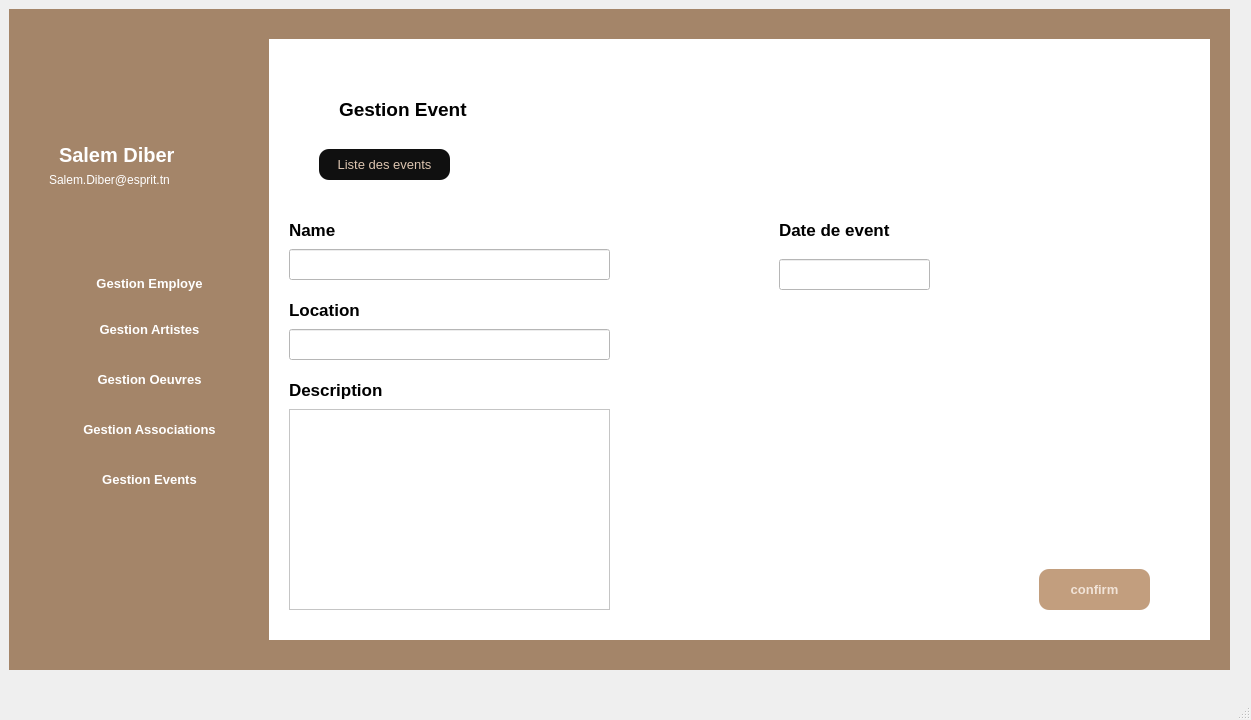
First picture: the form in mainwindow.ui, repository Projet-CPP-2A6/projetQT, before the edit.
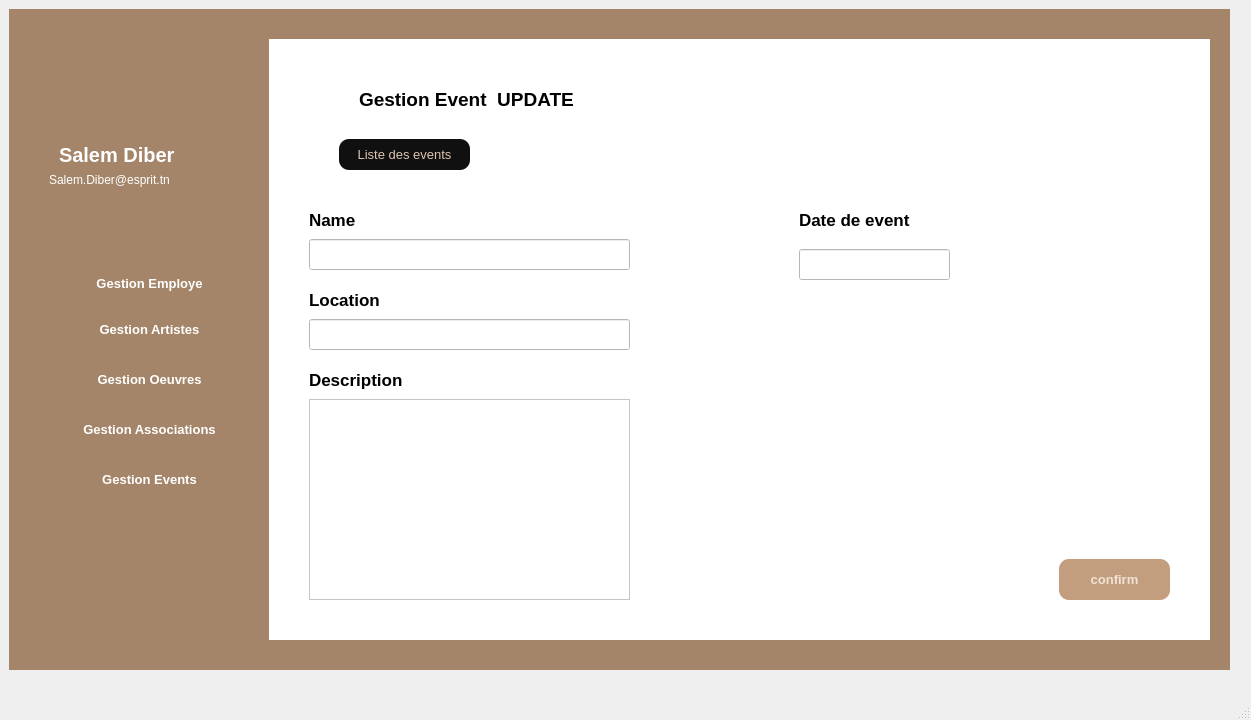
Second picture: the form after the edit. Icons and pictures are not drawn.

What changed in the file:
```diff
--- a/mainwindow.ui
+++ b/mainwindow.ui
@@ -259,7 +259,7 @@
       <string notr="true">background-color: rgb(255, 255, 255);</string>
      </property>
      <property name="currentIndex">
-      <number>1</number>
+      <number>2</number>
      </property>
      <widget class="QWidget" name="page">
       <widget class="QLabel" name="label_gestioneventt">
@@ -838,6 +838,216 @@
        </property>
       </widget>
      </widget>
+     <widget class="QWidget" name="page_2">
+      <widget class="QLineEdit" name="lename_2">
+       <property name="geometry">
+        <rect>
+         <x>40</x>
+         <y>200</y>
+         <width>321</width>
+         <height>31</height>
+        </rect>
+       </property>
+      </widget>
+      <widget class="QLineEdit" name="ledate_2">
+       <property name="geometry">
+        <rect>
+         <x>530</x>
+         <y>210</y>
+         <width>151</width>
+         <height>31</height>
+        </rect>
+       </property>
+      </widget>
+      <widget class="QLabel" name="label_name_2">
+       <property name="geometry">
+        <rect>
+         <x>40</x>
+         <y>170</y>
+         <width>71</width>
+         <height>21</height>
+        </rect>
+       </property>
+       <property name="font">
+        <font>
+         <pointsize>13</pointsize>
+         <weight>75</weight>
+         <bold>true</bold>
+        </font>
+       </property>
+       <property name="text">
+        <string>Name</string>
+       </property>
+      </widget>
+      <widget class="QLabel" name="label_date_2">
+       <property name="geometry">
+        <rect>
+         <x>530</x>
+         <y>170</y>
+         <width>171</width>
+         <height>21</height>
+        </rect>
+       </property>
+       <property name="font">
+        <font>
+         <pointsize>13</pointsize>
+         <weight>75</weight>
+         <bold>true</bold>
+        </font>
+       </property>
+       <property name="text">
+        <string>Date de event</string>
+       </property>
+      </widget>
+      <widget class="QPushButton" name="pbliste_2">
+       <property name="geometry">
+        <rect>
+         <x>70</x>
+         <y>100</y>
+         <width>131</width>
+         <height>31</height>
+        </rect>
+       </property>
+       <property name="font">
+        <font>
+         <pointsize>10</pointsize>
+        </font>
+       </property>
+       <property name="styleSheet">
+        <string notr="true">QPushButton
+{
+border-radius:10px;
+background-color:#101010;
+color:#DDC5B0;
+}
+QPushButton:pressed{
+padding-left:5px;
+padding-top:5px;
+background-color: #C29E7E;
+
+
+}</string>
+       </property>
+       <property name="text">
+        <string>Liste des events</string>
+       </property>
+      </widget>
+      <widget class="QLineEdit" name="lelocation_2">
+       <property name="geometry">
+        <rect>
+         <x>40</x>
+         <y>280</y>
+         <width>321</width>
+         <height>31</height>
+        </rect>
+       </property>
+      </widget>
+      <widget class="QLabel" name="label_gestionevent_2">
+       <property name="geometry">
+        <rect>
+         <x>90</x>
+         <y>40</y>
+         <width>291</width>
+         <height>41</height>
+        </rect>
+       </property>
+       <property name="font">
+        <font>
+         <pointsize>14</pointsize>
+         <weight>75</weight>
+         <bold>true</bold>
+        </font>
+       </property>
+       <property name="text">
+        <string>Gestion Event  UPDATE</string>
+       </property>
+      </widget>
+      <widget class="QTextEdit" name="ledesc_2">
+       <property name="geometry">
+        <rect>
+         <x>40</x>
+         <y>360</y>
+         <width>321</width>
+         <height>201</height>
+        </rect>
+       </property>
+      </widget>
+      <widget class="QLabel" name="label_location_2">
+       <property name="geometry">
+        <rect>
+         <x>40</x>
+         <y>250</y>
+         <width>71</width>
+         <height>21</height>
+        </rect>
+       </property>
+       <property name="font">
+        <font>
+         <pointsize>13</pointsize>
+         <weight>75</weight>
+         <bold>true</bold>
+        </font>
+       </property>
+       <property name="text">
+        <string>Location</string>
+       </property>
+      </widget>
+      <widget class="QPushButton" name="pbconfirm_2">
+       <property name="geometry">
+        <rect>
+         <x>790</x>
+         <y>520</y>
+         <width>111</width>
+         <height>41</height>
+        </rect>
+       </property>
+       <property name="font">
+        <font>
+         <pointsize>10</pointsize>
+         <weight>75</weight>
+         <bold>true</bold>
+        </font>
+       </property>
+       <property name="styleSheet">
+        <string notr="true">QPushButton
+{
+border-radius:10px;
+background-color:#C29E7E;
+color:#F1E3D7;
+}
+QPushButton:pressed{
+padding-left:5px;
+padding-top:5px;
+background-color: #C29E7E;
+
+
+}</string>
+       </property>
+       <property name="text">
+        <string>confirm</string>
+       </property>
+      </widget>
+      <widget class="QLabel" name="label_desc_2">
+       <property name="geometry">
+        <rect>
+         <x>40</x>
+         <y>330</y>
+         <width>121</width>
+         <height>21</height>
+        </rect>
+       </property>
+       <property name="font">
+        <font>
+         <pointsize>13</pointsize>
+         <weight>75</weight>
+         <bold>true</bold>
+        </font>
+       </property>
+       <property name="text">
+        <string>Description</string>
+       </property>
+      </widget>
+     </widget>
     </widget>
    </widget>
   </widget>
```
Left out of the diff: 28 changed lines with no effect on the pictures.
